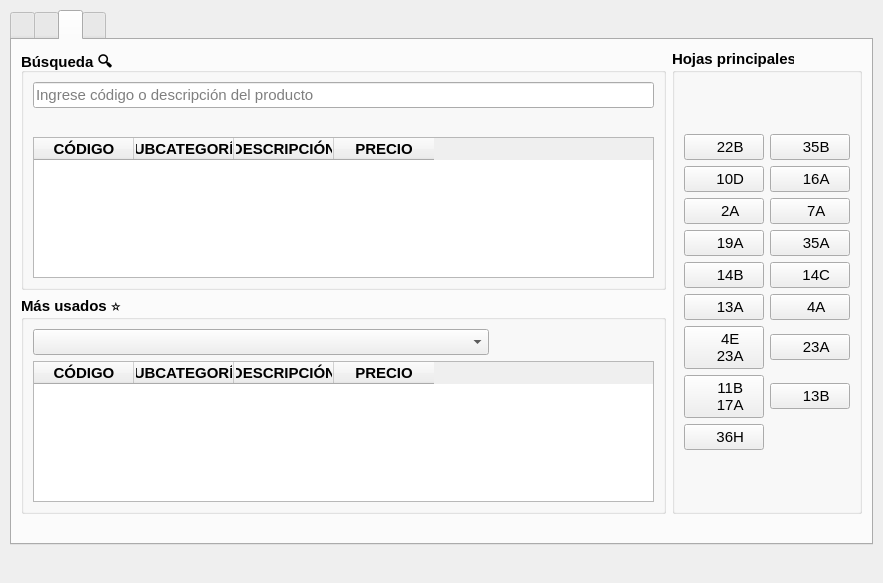
angelogllrd/PrecioFacil, file ui/app.ui: the form before one commit.
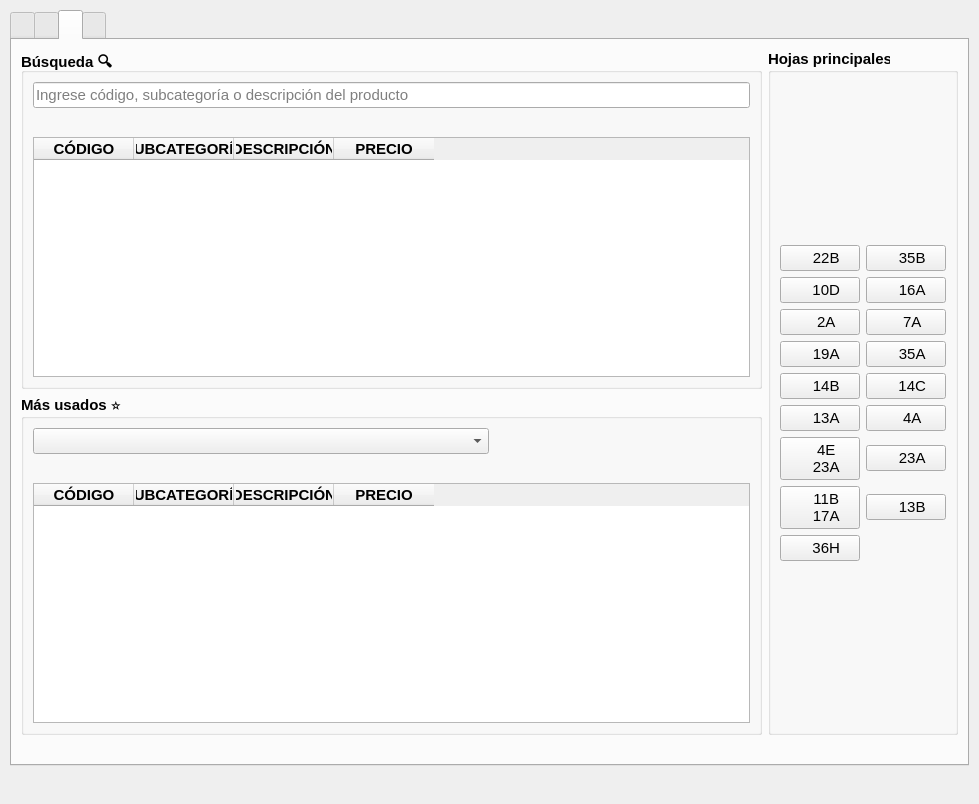
The form after the commit. The open tabs and pages were chosen to show the change. Icons and pictures are not drawn.

Commit message: agregado tratamiento inicial de pdfs y mejorado el reporte

```diff
--- a/ui/app.ui
+++ b/ui/app.ui
@@ -6,8 +6,8 @@
    <rect>
     <x>0</x>
     <y>0</y>
-    <width>883</width>
-    <height>583</height>
+    <width>979</width>
+    <height>804</height>
    </rect>
   </property>
   <property name="windowTitle">
@@ -777,7 +777,7 @@
                   </font>
                  </property>
                  <property name="placeholderText">
-                  <string>Ingrese código o descripción del producto</string>
+                  <string>Ingrese código, subcategoría o descripción del producto</string>
                  </property>
                 </widget>
                </item>
@@ -914,6 +914,19 @@
                  </item>
                 </layout>
                </item>
+               <item row="1" column="0">
+                <widget class="QLabel" name="label_most_used_camba">
+                 <property name="font">
+                  <font>
+                   <pointsize>11</pointsize>
+                   <bold>false</bold>
+                  </font>
+                 </property>
+                 <property name="text">
+                  <string/>
+                 </property>
+                </widget>
+               </item>
               </layout>
              </widget>
             </item>
```
Left out of the diff: 81 changed lines with no effect on the pictures. The commit also changes 2 other files.
